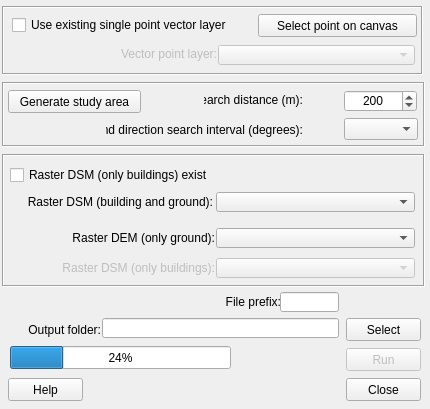
Old version of the form ImageMorphParmsPoint/imagemorphparmspoint_v1_dialog_base.ui in the repository UMEP-dev/UMEP.
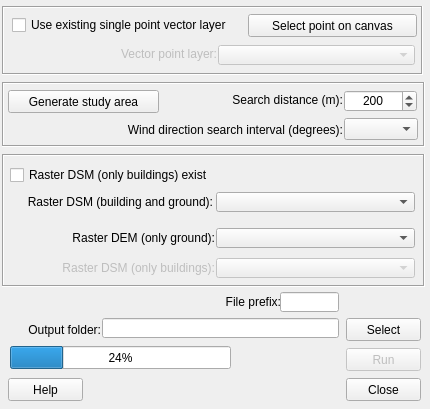
New version of the form.

Diff of the .ui file:
```diff
--- a/ImageMorphParmsPoint/imagemorphparmspoint_v1_dialog_base.ui
+++ b/ImageMorphParmsPoint/imagemorphparmspoint_v1_dialog_base.ui
@@ -264,7 +264,7 @@
      <rect>
       <x>10</x>
       <y>10</y>
-      <width>243</width>
+      <width>239</width>
       <height>18</height>
      </rect>
     </property>
@@ -298,9 +298,9 @@
    <widget class="QPushButton" name="selectpoint">
     <property name="geometry">
      <rect>
-      <x>256</x>
+      <x>246</x>
       <y>8</y>
-      <width>159</width>
+      <width>169</width>
       <height>23</height>
      </rect>
     </property>
@@ -358,9 +358,9 @@
    <widget class="QLabel" name="label_8">
     <property name="geometry">
      <rect>
-      <x>104</x>
+      <x>64</x>
       <y>40</y>
-      <width>197</width>
+      <width>277</width>
       <height>16</height>
      </rect>
     </property>
@@ -376,7 +376,7 @@
      <rect>
       <x>6</x>
       <y>8</y>
-      <width>133</width>
+      <width>151</width>
       <height>23</height>
      </rect>
     </property>
@@ -421,9 +421,9 @@
    <widget class="QLabel" name="label">
     <property name="geometry">
      <rect>
-      <x>202</x>
+      <x>150</x>
       <y>10</y>
-      <width>99</width>
+      <width>191</width>
       <height>16</height>
      </rect>
     </property>
```
